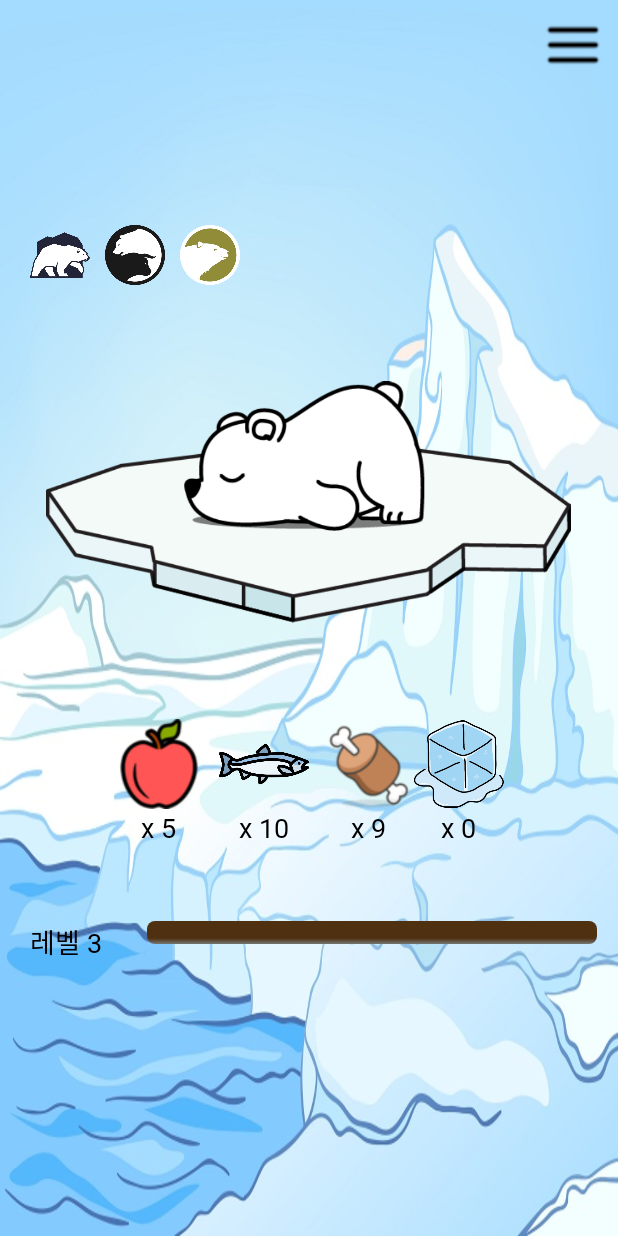
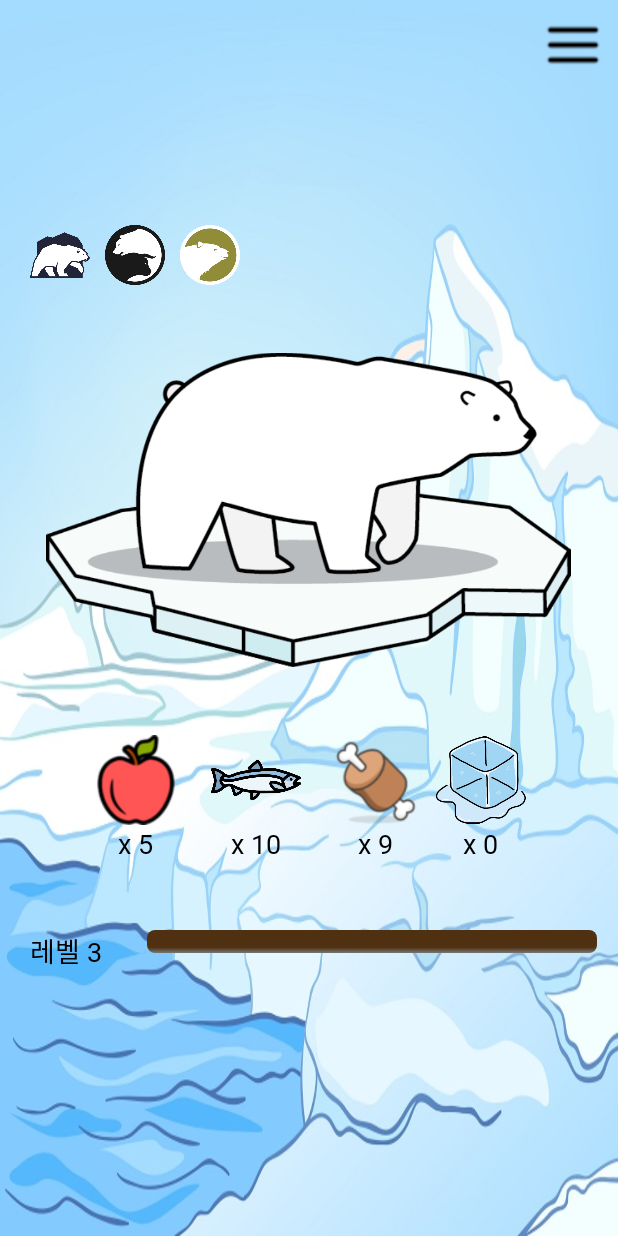
Before and after one commit to woorim1022/Polarbear, an Android app: the screen it shows after launch (MainActivity), on a phone screen of 412 x 824 dp. Run offline under Robolectric (Android 15) with nearby library versions, the phone set to English and light mode, and no system bars.

Commit message:
main layout

```diff
--- a/app/src/main/res/layout/activity_main.xml
+++ b/app/src/main/res/layout/activity_main.xml
@@ -60,21 +60,23 @@
         <ImageView
             android:id="@+id/polarbear"
             android:layout_width="350dp"
-            android:layout_height="wrap_content"
+            android:layout_height="300dp"
             android:layout_gravity="center_horizontal"
-            android:src="@drawable/baby_polarbear">
+            android:src="@drawable/adult_polarbear">
 
         </ImageView>
 
         <LinearLayout
-            android:layout_width="wrap_content"
-            android:layout_height="wrap_content"
+            android:layout_width="310dp"
+            android:layout_height="80dp"
             android:orientation="horizontal"
-            android:layout_gravity="center_horizontal">
+            android:layout_gravity="center_horizontal"
+            >
 
             <LinearLayout
                 android:layout_width="wrap_content"
                 android:layout_height="wrap_content"
+                android:layout_marginLeft="10dp"
                 android:orientation="vertical">
 
                 <ImageView
@@ -84,6 +86,7 @@
                 </ImageView>
 
                 <TextView
+                    android:id="@+id/num_apple"
                     android:layout_width="wrap_content"
                     android:layout_height="wrap_content"
                     android:layout_gravity="center_horizontal"
@@ -97,7 +100,9 @@
             <LinearLayout
                 android:layout_width="wrap_content"
                 android:layout_height="wrap_content"
-                android:orientation="vertical">
+                android:layout_marginLeft="10dp"
+                android:orientation="vertical"
+                >
 
                 <ImageView
                     android:layout_width="80dp"
@@ -106,6 +111,7 @@
                 </ImageView>
 
                 <TextView
+                    android:id="@+id/num_fish"
                     android:layout_width="wrap_content"
                     android:layout_height="wrap_content"
                     android:layout_gravity="center_horizontal"
@@ -119,6 +125,7 @@
             <LinearLayout
                 android:layout_width="wrap_content"
                 android:layout_height="wrap_content"
+                android:layout_marginLeft="10dp"
                 android:orientation="vertical">
 
                 <ImageView
@@ -128,6 +135,7 @@
                 </ImageView>
 
                 <TextView
+                    android:id="@+id/num_meat"
                     android:layout_width="wrap_content"
                     android:layout_height="wrap_content"
                     android:layout_gravity="center_horizontal"
@@ -141,6 +149,7 @@
             <LinearLayout
                 android:layout_width="wrap_content"
                 android:layout_height="wrap_content"
+                android:layout_marginLeft="10dp"
                 android:orientation="vertical">
 
                 <ImageView
@@ -150,6 +159,7 @@
                 </ImageView>
 
                 <TextView
+                    android:id="@+id/num_ice"
                     android:layout_width="wrap_content"
                     android:layout_height="wrap_content"
                     android:layout_gravity="center_horizontal"
@@ -167,6 +177,7 @@
             android:layout_marginTop="50dp">
 
             <TextView
+                android:id="@+id/level"
                 android:layout_width="wrap_content"
                 android:layout_height="wrap_content"
                 android:layout_marginLeft="20dp"
```
Also changed, not shown: app/src/main/res/drawable/round.xml (added, +13 -0 lines), app/src/main/res/drawable-v24/adult_polarbear.png (added).
